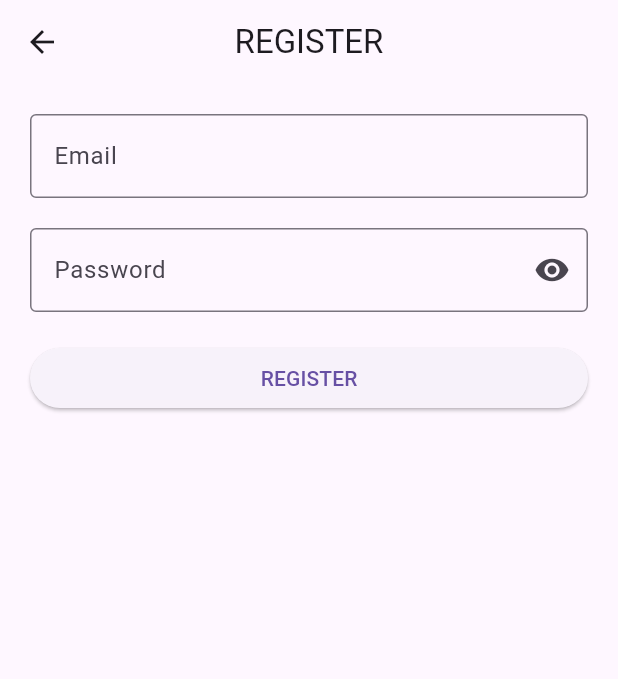
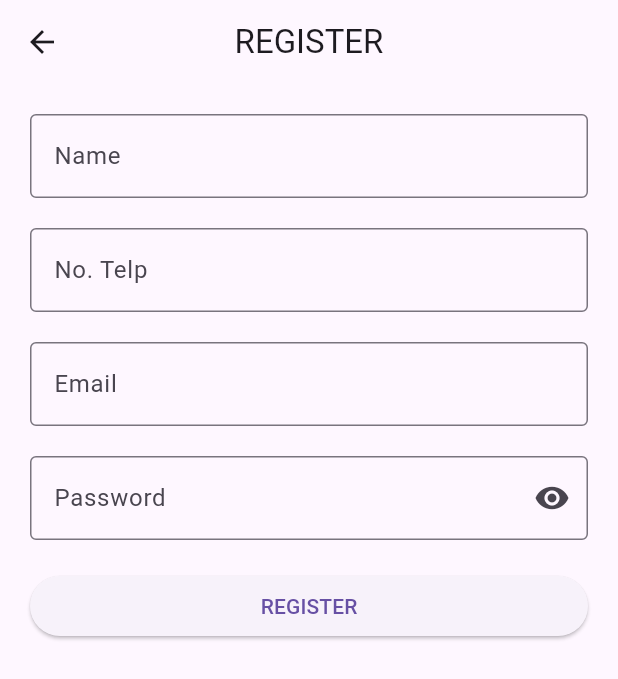
Before and after one commit to Faqihasyari/firebase_note, a Flutter app: the RegisterView screen opened by its route, on a phone screen of 412 x 824 dp. Shown: the top 679 px of the screen. Run offline on Flutter 3.47's test engine with Material 3 defaults, Android fonts, the phone set to English and light mode, and no system bars; our stand-ins replace firebase_auth, firebase_core, get, get_storage; accounts and stored records are empty.

Commit message:
insert Usxer

```diff
--- a/lib/app/modules/register/controllers/register_controller.dart
+++ b/lib/app/modules/register/controllers/register_controller.dart
@@ -7,6 +7,9 @@ class RegisterController extends GetxController {
   RxBool isLHidden = true.obs;
   RxBool isLoading = false.obs;
   TextEditingController emailC = TextEditingController();
+  TextEditingController nameC = TextEditingController();
+  TextEditingController phoneC = TextEditingController();
+
   TextEditingController passC = TextEditingController();
 
   FirebaseAuth auth = FirebaseAuth.instance;
--- a/lib/app/modules/register/views/register_view.dart
+++ b/lib/app/modules/register/views/register_view.dart
@@ -16,6 +16,22 @@ class RegisterView extends GetView<RegisterController> {
         body: ListView(
           padding: EdgeInsets.all(20),
           children: [
+            TextField(
+              controller: controller.nameC,
+              decoration: InputDecoration(
+                  labelText: "Name", border: OutlineInputBorder()),
+            ),
+            SizedBox(
+              height: 20,
+            ),
+            TextField(
+              controller: controller.phoneC,
+              decoration: InputDecoration(
+                  labelText: "No. Telp", border: OutlineInputBorder()),
+            ),
+            SizedBox(
+              height: 20,
+            ),
             TextField(
               controller: controller.emailC,
               decoration: InputDecoration(
--- a/lib/app/routes/app_pages.dart
+++ b/lib/app/routes/app_pages.dart
@@ -4,6 +4,8 @@ import '../modules/home/bindings/home_binding.dart';
 import '../modules/home/views/home_view.dart';
 import '../modules/login/bindings/login_binding.dart';
 import '../modules/login/views/login_view.dart';
+import '../modules/profile/bindings/profile_binding.dart';
+import '../modules/profile/views/profile_view.dart';
 import '../modules/register/bindings/register_binding.dart';
 import '../modules/register/views/register_view.dart';
 import '../modules/reset_password/bindings/reset_password_binding.dart';
@@ -24,7 +26,7 @@ class AppPages {
     ),
     GetPage(
       name: _Paths.LOGIN,
-      page: () =>  LoginView(),
+      page: () => LoginView(),
       binding: LoginBinding(),
     ),
     GetPage(
@@ -37,5 +39,10 @@ class AppPages {
       page: () => const ResetPasswordView(),
       binding: ResetPasswordBinding(),
     ),
+    GetPage(
+      name: _Paths.PROFILE,
+      page: () => const ProfileView(),
+      binding: ProfileBinding(),
+    ),
   ];
 }
--- a/lib/app/routes/app_routes.dart
+++ b/lib/app/routes/app_routes.dart
@@ -7,6 +7,7 @@ abstract class Routes {
   static const LOGIN = _Paths.LOGIN;
   static const REGISTER = _Paths.REGISTER;
   static const RESET_PASSWORD = _Paths.RESET_PASSWORD;
+  static const PROFILE = _Paths.PROFILE;
 }
 
 abstract class _Paths {
@@ -15,4 +16,5 @@ abstract class _Paths {
   static const LOGIN = '/login';
   static const REGISTER = '/register';
   static const RESET_PASSWORD = '/reset-password';
+  static const PROFILE = '/profile';
 }
```
Also changed, not shown: lib/app/modules/home/controllers/home_controller.dart (+1 -11 lines), lib/app/modules/home/views/home_view.dart (+7 -3 lines), lib/app/modules/profile/bindings/profile_binding.dart (added, +12 -0 lines), lib/app/modules/profile/controllers/profile_controller.dart (added, +17 -0 lines), lib/app/modules/profile/views/profile_view.dart (added, +37 -0 lines).
